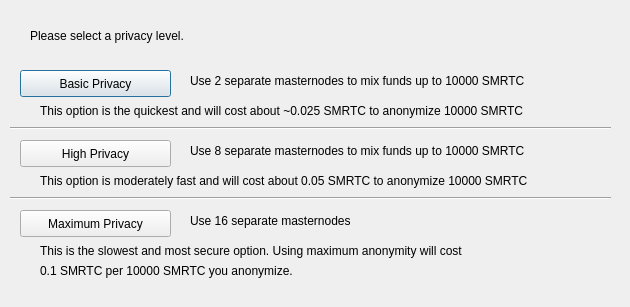
Above: src/qt/forms/obfuscationconfig.ui from CryptoCashBack-Hub/CCBC before the change. Below: the same form after it.
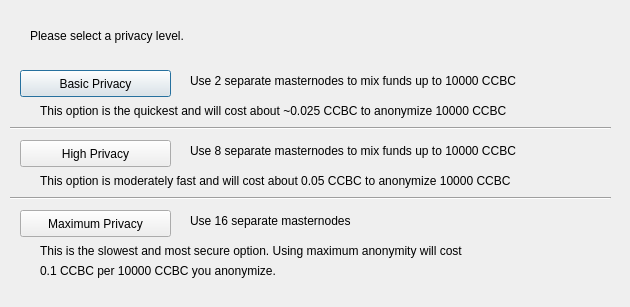
That is the form after the change.

What changed in the file:
```diff
--- a/src/qt/forms/obfuscationconfig.ui
+++ b/src/qt/forms/obfuscationconfig.ui
@@ -75,7 +75,7 @@
     </rect>
    </property>
    <property name="text">
-    <string>Use 2 separate masternodes to mix funds up to 10000 SMRTC</string>
+    <string>Use 2 separate masternodes to mix funds up to 10000 CCBC</string>
    </property>
   </widget>
   <widget class="QLabel" name="label_3">
@@ -88,7 +88,7 @@
     </rect>
    </property>
    <property name="text">
-    <string>Use 8 separate masternodes to mix funds up to 10000 SMRTC</string>
+    <string>Use 8 separate masternodes to mix funds up to 10000 CCBC</string>
    </property>
   </widget>
   <widget class="QLabel" name="label_4">
@@ -114,7 +114,7 @@
     </rect>
    </property>
    <property name="text">
-    <string>This option is the quickest and will cost about ~0.025 SMRTC to anonymize 10000 SMRTC</string>
+    <string>This option is the quickest and will cost about ~0.025 CCBC to anonymize 10000 CCBC</string>
    </property>
   </widget>
   <widget class="QLabel" name="label_7">
@@ -127,7 +127,7 @@
     </rect>
    </property>
    <property name="text">
-    <string>This option is moderately fast and will cost about 0.05 SMRTC to anonymize 10000 SMRTC</string>
+    <string>This option is moderately fast and will cost about 0.05 CCBC to anonymize 10000 CCBC</string>
    </property>
   </widget>
   <widget class="QLabel" name="label_8">
@@ -153,7 +153,7 @@
     </rect>
    </property>
    <property name="text">
-    <string>0.1 SMRTC per 10000 SMRTC you anonymize.</string>
+    <string>0.1 CCBC per 10000 CCBC you anonymize.</string>
    </property>
   </widget>
   <widget class="Line" name="line">
```
